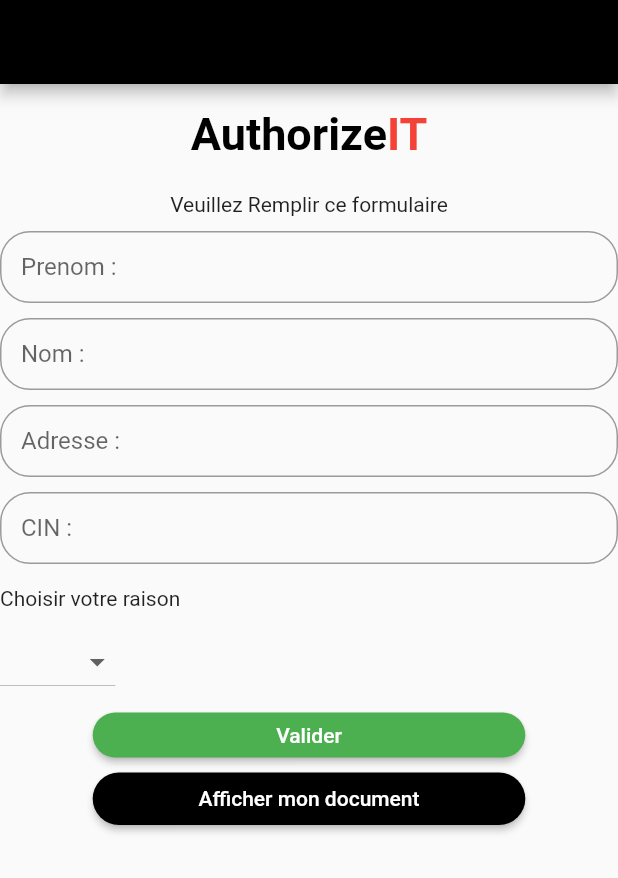
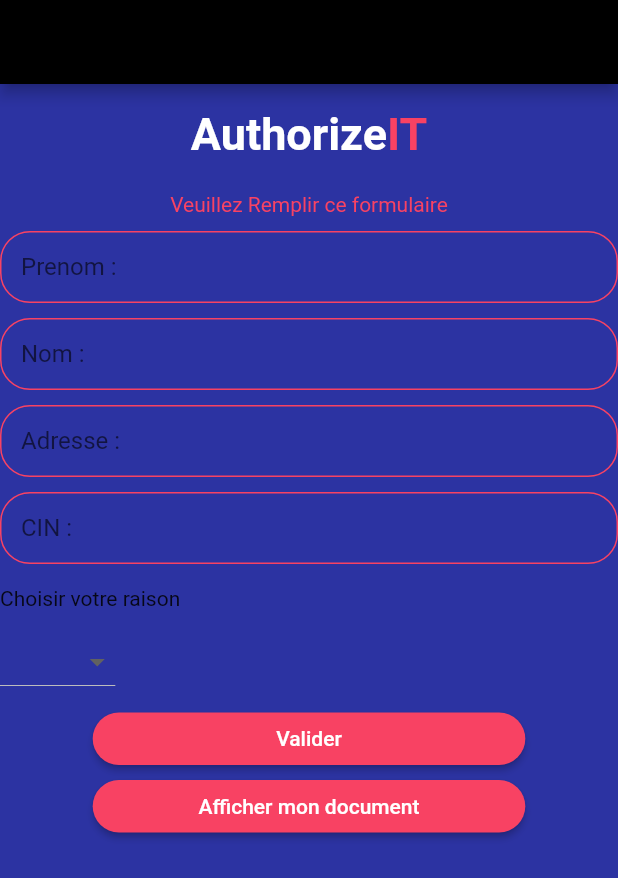
Before and after one commit to yasser1dev/Citizen-authorizeit, a Flutter app: the screen it shows after launch, on a phone screen of 412 x 824 dp. Shown: the top 878 px of the screen. Run offline on Flutter 3.47's test engine with Material 2 defaults, Android fonts, the phone set to English and light mode, and no system bars; our stand-ins replace qr_flutter, shared_preferences, sqflite; accounts and stored records are empty; network calls fail.

Commit message:
design enhancement

```diff
--- a/lib/QRCodeView.dart
+++ b/lib/QRCodeView.dart
@@ -2,6 +2,8 @@ import 'dart:convert';
 
 import 'package:flutter/material.dart';
 import 'package:qr_flutter/qr_flutter.dart';
+
+import 'Shared/Constants.dart';
 
 class QrCodeWidget extends StatefulWidget {
 
@@ -20,7 +22,8 @@ class _QrCodeWidgetState extends State<QrCodeWidget> {
       appBar: AppBar(
         backgroundColor: Colors.black,
       ),
-      body: SafeArea(
+        backgroundColor: themeLightColor,
+        body: SafeArea(
           child:Center(
             child: Column(
               children: [
--- a/lib/citizenForm.dart
+++ b/lib/citizenForm.dart
@@ -12,6 +12,7 @@ import 'package:shared_preferences/shared_preferences.dart';
 import 'package:sqflite/sqflite.dart';
 
 import 'CitizenInfos.dart';
+import 'Shared/Constants.dart';
 
 class citizenForm extends StatefulWidget {
 
@@ -60,7 +61,7 @@ class MyCustomFormState extends State<citizenForm> {
                  Padding(
                    padding: const EdgeInsets.symmetric(vertical: 5.0),
                    child:Text(
-                       "Veuillez Remplir ce formulaire"
+                       "Veuillez Remplir ce formulaire",style: TextStyle(color: themeSecondaryColor),
                    ),
                  ),
                ),
@@ -70,10 +71,17 @@ class MyCustomFormState extends State<citizenForm> {
                    controller: _name,
                    decoration: InputDecoration(
                        contentPadding: EdgeInsets.only(left: 14.0, bottom: 12.0, top: 0.0),
-                       border: new OutlineInputBorder(
-                           borderRadius: const BorderRadius.all(const Radius.circular(20.0))
+                       enabledBorder: new OutlineInputBorder(
+                         borderSide:BorderSide(color: themeSecondaryColor) , borderRadius: const BorderRadius.all(const Radius.circular(20.0))
                        ),
-                       labelText: 'Prenom : '
+                       focusedBorder: OutlineInputBorder(
+                           borderRadius: BorderRadius.circular(20),
+                           borderSide: BorderSide(
+                             color: themeLightColor,
+                           )
+                       ),
+                       labelText: 'Prenom : ',
+
                    ),
                    validator: (value) {
                      if (value.isEmpty) {
@@ -89,9 +97,15 @@ class MyCustomFormState extends State<citizenForm> {
                    controller: _lastname,
                    decoration: InputDecoration(
                        contentPadding: EdgeInsets.only(left: 14.0, bottom: 12.0, top: 0.0),
-                       border: new OutlineInputBorder(
+                       enabledBorder: new OutlineInputBorder(borderSide:BorderSide(color: themeSecondaryColor),
                            borderRadius: const BorderRadius.all(const Radius.circular(20.0))
                        ),
+                      focusedBorder: OutlineInputBorder(
+                      borderRadius: BorderRadius.circular(20),
+                      borderSide: BorderSide(
+                      color: themeLightColor,
+                      )
+                      ),
                        labelText: 'Nom : '
                    ),
                    validator: (value) {
@@ -109,9 +123,16 @@ class MyCustomFormState extends State<citizenForm> {
                    controller: _adresse,
                    decoration: InputDecoration(
                        contentPadding: EdgeInsets.only(left: 14.0, bottom: 12.0, top: 0.0),
-                       border: new OutlineInputBorder(
+                       enabledBorder: new OutlineInputBorder(borderSide:BorderSide(color: themeSecondaryColor),
                            borderRadius: const BorderRadius.all(const Radius.circular(20.0))
                        ),
+
+                      focusedBorder: OutlineInputBorder(
+                      borderRadius: BorderRadius.circular(20),
+                      borderSide: BorderSide(
+                      color: themeLightColor,
+                        )
+                      ),
                        labelText: 'Adresse : '
                    ),
                    validator: (value) {
@@ -129,8 +150,14 @@ class MyCustomFormState extends State<citizenForm> {
                    controller: _cin,
                    decoration: InputDecoration(
                        contentPadding: EdgeInsets.only(left: 14.0, bottom: 12.0, top: 0.0),
-                       border: new OutlineInputBorder(
+                       enabledBorder: new OutlineInputBorder(borderSide:BorderSide(color: themeSecondaryColor),
                            borderRadius: const BorderRadius.all(const Radius.circular(20.0))
+                       ),
+                       focusedBorder: OutlineInputBorder(
+                           borderRadius: BorderRadius.circular(20),
+                           borderSide: BorderSide(
+                             color: themeLightColor,
+                           )
                        ),
                        labelText: 'CIN : '
                    ),
@@ -163,14 +190,14 @@ class MyCustomFormState extends State<citizenForm> {
                Center(child:
                   SizedBox(
                   width: MediaQuery.of(context).size.width * 0.7,
-                  height: 50.0,
+                  height: 55.0,
                     child: Padding(
                       padding: const EdgeInsets.symmetric(vertical: 10.0),
                       child: RaisedButton(
                         shape: RoundedRectangleBorder(
                           borderRadius: BorderRadius.circular(18.0),
                         ),
-                        color: Colors.green,
+                        color: themeSecondaryColor,
                         onPressed: () {
                           // Validate returns true if the form is valid, or false
                           // otherwise.
--- a/lib/main.dart
+++ b/lib/main.dart
@@ -2,7 +2,7 @@ import 'package:authorizeit/CitizenInfos.dart';
 import 'package:authorizeit/citizenForm.dart';
 import 'package:flutter/material.dart';
 import 'package:shared_preferences/shared_preferences.dart';
-
+import 'package:authorizeit/Shared/Constants.dart';
 void main() => runApp(MaterialApp(
   title: "App",
   home: MyApp(),
@@ -49,6 +49,7 @@ class _MyStatefulWidgetState extends State<MyStatefulWidget> {
       appBar: AppBar(
         backgroundColor: Colors.black,
       ),
+      backgroundColor: themePrimaryColor,
       body: Center(
         child:Column(
           children: [
@@ -57,8 +58,8 @@ class _MyStatefulWidgetState extends State<MyStatefulWidget> {
                 child:RichText(
                   text: TextSpan(
                     children: <TextSpan>[
-                      TextSpan(text: 'Authorize', style: TextStyle(fontWeight: FontWeight.bold,color: Colors.black,fontSize: 30)),
-                      TextSpan(text: "IT",style: TextStyle(fontWeight: FontWeight.bold,color: Colors.red,fontSize: 30)),
+                      TextSpan(text: 'Authorize', style: TextStyle(fontWeight: FontWeight.bold,color: Colors.white,fontSize: 30)),
+                      TextSpan(text: "IT",style: TextStyle(fontWeight: FontWeight.bold,color: themeSecondaryColor,fontSize: 30)),
                     ],
                   ),
                 ),
@@ -71,7 +72,7 @@ class _MyStatefulWidgetState extends State<MyStatefulWidget> {
                     shape: RoundedRectangleBorder(
                         borderRadius: BorderRadius.circular(18.0),
                         ),
-                    color: Colors.black,
+                    color: themeSecondaryColor,
                     child: Text("Afficher mon document",style: TextStyle(color: Colors.white),),
                     onPressed: () {
                       Navigator.push(context,MaterialPageRoute(builder: (context)=>CitizenInfos()));
```
Also changed, not shown: lib/CitizenInfos.dart (+15 -12 lines).
